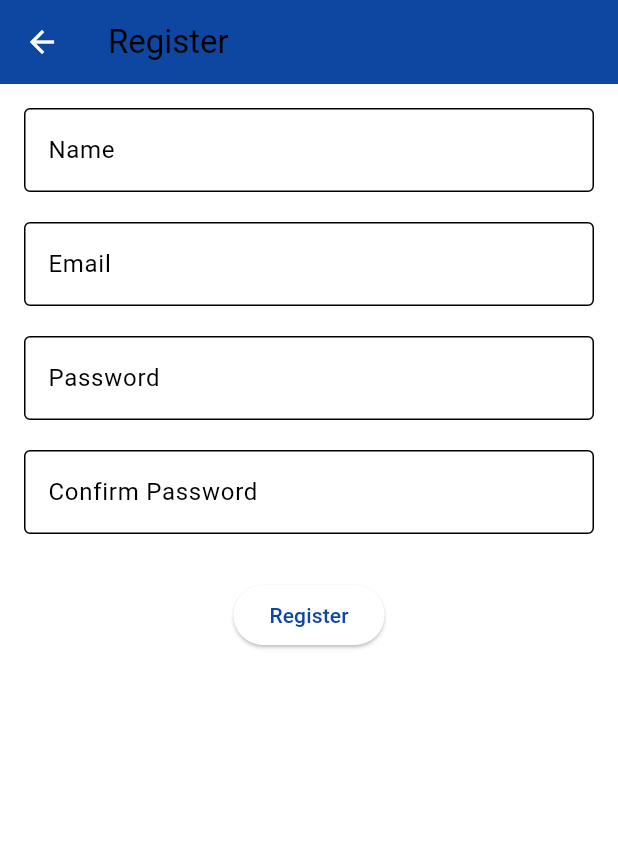
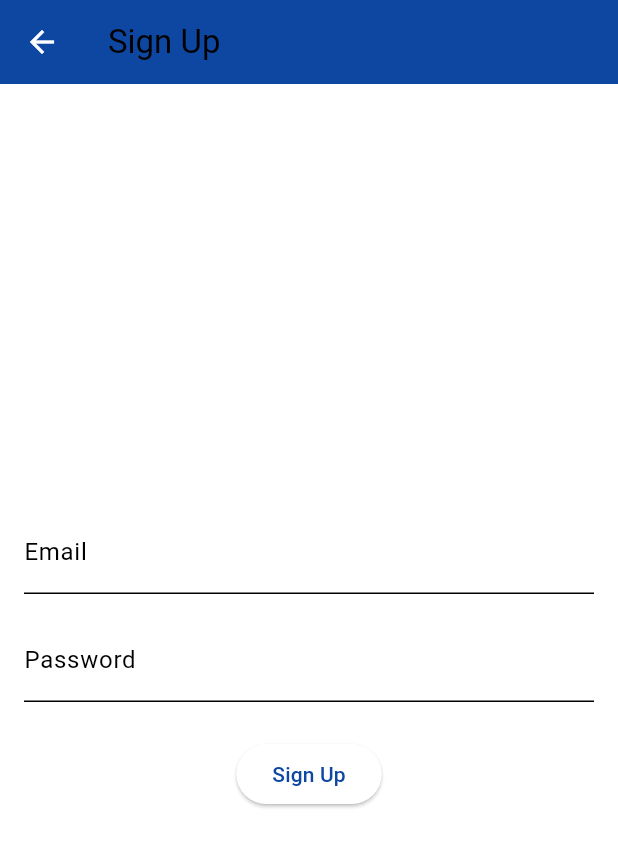
Before and after one commit to Maruf-Murshed01/glowink, a Flutter app: the screen it shows after launch, after a tap on "Sign Up", on a phone screen of 412 x 824 dp. Shown: the top 847 px of the screen. Run offline on Flutter 3.47's test engine with Material 3 defaults, Android fonts, the light colour scheme and no system bars; our stand-ins replace cached_network_image, firebase_auth, firebase_core, fluttertoast; accounts and stored records are empty; network calls fail; Roboto replaces fonts that are missing (Arial).

Commit message:
first commit

```diff
--- /dev/null
+++ b/lib/firebase_config.dart
@@ -0,0 +1,13 @@
+import 'package:firebase_core/firebase_core.dart';
+
+class FirebaseConfig {
+  static FirebaseOptions get platformOptions {
+    return const FirebaseOptions(
+      apiKey: 'AIzaSyDqPN7LIhws6Kd1enRnTCryHCsOKJwUYpg',
+      appId: '1:362537266257:android:8b61d2a17fe614ef175c70',
+      messagingSenderId: '362537266257',
+      projectId: 'glowink-f908a',
+      storageBucket: 'glowink-f908a.firebasestorage.app',
+    );
+  }
+}
--- a/lib/main.dart
+++ b/lib/main.dart
@@ -1,3 +1,5 @@
+import 'dart:async';
+import 'package:firebase_core/firebase_core.dart';
 import 'package:flutter/material.dart';
 import 'home.dart';
 import 'catalog.dart';
@@ -6,8 +8,21 @@ import 'login.dart';
 import 'register.dart';
 import 'cart.dart';
 import 'admin_panel.dart';
+import 'screens/login_screen.dart';
+import 'screens/signup_screen.dart';
+import 'firebase_options.dart';
+import 'firebase_config.dart';
 
-void main() {
+Future<void> main() async {
+  try {
+    WidgetsFlutterBinding.ensureInitialized();
+    await Firebase.initializeApp(
+      options: FirebaseConfig.platformOptions,
+    );
+    print('Firebase initialized successfully');
+  } catch (e) {
+    print('Error initializing Firebase: $e');
+  }
   runApp(MyApp());
 }
 
@@ -34,9 +49,15 @@ class MyApp extends StatelessWidget {
       routes: {
         '/catalog': (context) => CatalogPage(),
         '/profile': (context) => ProfilePage(),
-        '/login': (context) => LoginPage(),
-        '/register': (context) => RegisterPage(),
+        '/login': (context) => LoginScreen(),
+        '/signup': (context) => SignupScreen(),
+        '/register': (context) => SignupScreen(),
         '/cart': (context) => CartPage(),
+      },
+      onUnknownRoute: (settings) {
+        return MaterialPageRoute(
+          builder: (context) => HomePage(),
+        );
       },
     );
   }
--- /dev/null
+++ b/lib/screens/signup_screen.dart
@@ -0,0 +1,89 @@
+import 'package:flutter/material.dart';
+import '../services/auth_service.dart';
+
+class SignupScreen extends StatefulWidget {
+  @override
+  _SignupScreenState createState() => _SignupScreenState();
+}
+
+class _SignupScreenState extends State<SignupScreen> {
+  final _formKey = GlobalKey<FormState>();
+  final _emailController = TextEditingController();
+  final _passwordController = TextEditingController();
+  final _authService = AuthService();
+  bool _isLoading = false;
+
+  Future<void> _signUp() async {
+    if (_formKey.currentState!.validate()) {
+      setState(() => _isLoading = true);
+      try {
+        print('Attempting signup with email: ${_emailController.text}');
+        final result = await _authService.signUp(
+          email: _emailController.text.trim(),
+          password: _passwordController.text.trim(),
+        );
+        print('Signup successful: ${result?.user?.uid}');
+
+        if (mounted) {
+          ScaffoldMessenger.of(context).showSnackBar(
+            SnackBar(content: Text('Signup successful!')),
+          );
+          Navigator.pushReplacementNamed(context, '/login');
+        }
+      } catch (e) {
+        print('Signup error: $e');
+        if (mounted) {
+          ScaffoldMessenger.of(context).showSnackBar(
+            SnackBar(
+              content: Text('Error: ${e.toString()}'),
+              backgroundColor: Colors.red,
+            ),
+          );
+        }
+      } finally {
+        if (mounted) {
+          setState(() => _isLoading = false);
+        }
+      }
+    }
+  }
+
+  @override
+  Widget build(BuildContext context) {
+    return Scaffold(
+      appBar: AppBar(title: Text('Sign Up')),
+      body: Padding(
+        padding: EdgeInsets.all(16.0),
+        child: Form(
+          key: _formKey,
+          child: Column(
+            mainAxisAlignment: MainAxisAlignment.center,
+            children: [
+              TextFormField(
+                controller: _emailController,
+                decoration: InputDecoration(labelText: 'Email'),
+                validator: (value) =>
+                    value?.isEmpty ?? true ? 'Please enter email' : null,
+              ),
+              SizedBox(height: 16),
+              TextFormField(
+                controller: _passwordController,
+                decoration: InputDecoration(labelText: 'Password'),
+                obscureText: true,
+                validator: (value) =>
+                    value?.isEmpty ?? true ? 'Please enter password' : null,
+              ),
+              SizedBox(height: 24),
+              _isLoading
+                  ? CircularProgressIndicator()
+                  : ElevatedButton(
+                      onPressed: _signUp,
+                      child: Text('Sign Up'),
+                    ),
+            ],
+          ),
+        ),
+      ),
+    );
+  }
+}
--- a/pubspec.yaml
+++ b/pubspec.yaml
@@ -34,6 +34,8 @@ dependencies:
   fluttertoast: ^8.0.8  # Corrected position of fluttertoast package
   cupertino_icons: ^1.0.2
   cached_network_image: ^3.2.0
+  firebase_auth: ^4.17.4
+  firebase_core: ^2.25.4
 
 dev_dependencies:
   flutter_test:
```
Also changed, not shown: lib/screens/login_screen.dart (added, +73 -0 lines), lib/services/auth_service.dart (added, +55 -0 lines), lib/firebase_options.dart (added), pubspec.lock, 7 other files.
